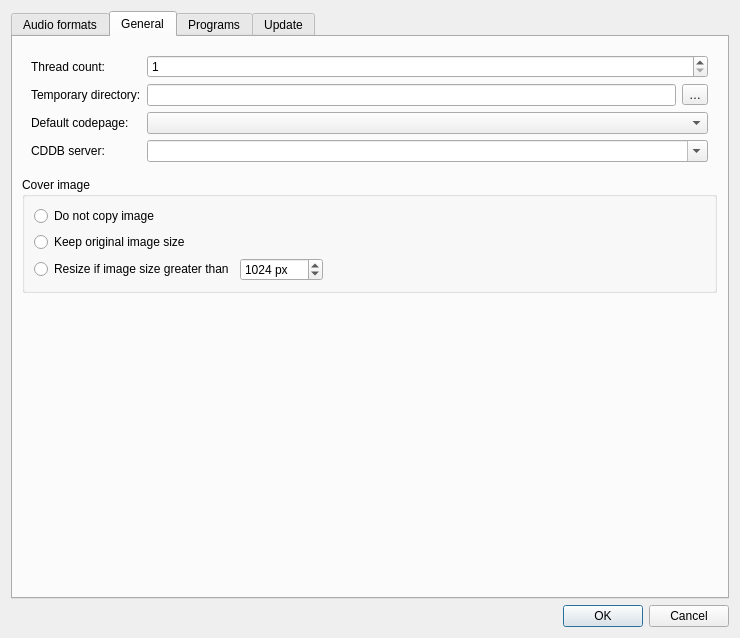
Old version of the form gui/configdialog/configdialog.ui in the repository flacon/flacon.
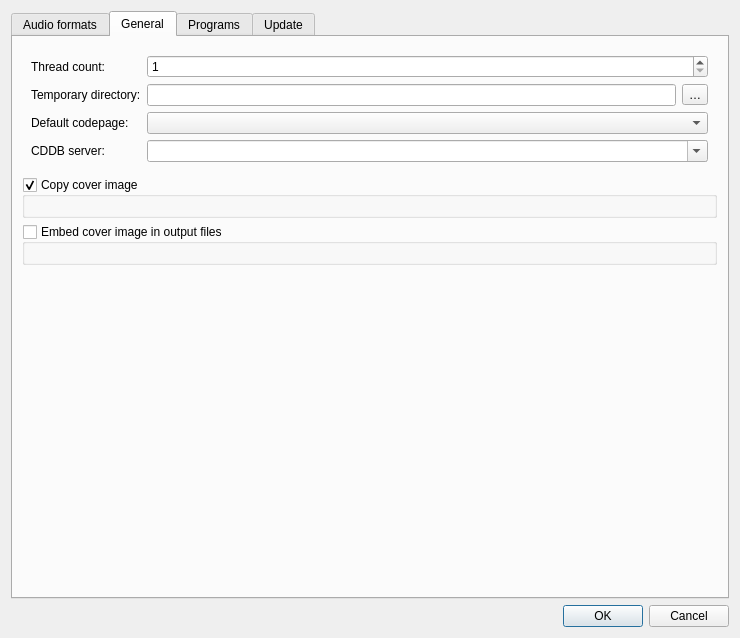
New version of the form. Custom widgets are drawn as their Qt base class.

Commit message: Feature #80: add cover as metadata Flac

The edit to the form file:
```diff
--- a/gui/configdialog/configdialog.ui
+++ b/gui/configdialog/configdialog.ui
@@ -273,83 +273,46 @@
           </widget>
          </item>
          <item>
-          <widget class="QGroupBox" name="coverGroupBox">
+          <widget class="CoverGroupBox" name="copyCoverGroupBox">
            <property name="title">
-            <string>Cover image</string>
+            <string>Copy cover image</string>
            </property>
            <property name="flat">
             <bool>true</bool>
            </property>
            <property name="checkable">
-            <bool>false</bool>
+            <bool>true</bool>
+           </property>
+           <property name="checked">
+            <bool>true</bool>
            </property>
            <layout class="QVBoxLayout" name="verticalLayout_4">
             <property name="sizeConstraint">
              <enum>QLayout::SetMinimumSize</enum>
             </property>
-            <item>
-             <layout class="QGridLayout" name="coverImageLayout">
-              <item row="2" column="0">
-               <widget class="QRadioButton" name="coverScaleButton">
-                <property name="text">
-                 <string>Resize if image size greater than</string>
-                </property>
-               </widget>
-              </item>
-              <item row="2" column="1">
-               <widget class="QSpinBox" name="coverResizeSpinBox">
-                <property name="specialValueText">
-                 <string/>
-                </property>
-                <property name="suffix">
-                 <string> px</string>
-                </property>
-                <property name="minimum">
-                 <number>50</number>
-                </property>
-                <property name="maximum">
-                 <number>100000</number>
-                </property>
-                <property name="singleStep">
-                 <number>50</number>
-                </property>
-                <property name="value">
-                 <number>1024</number>
-                </property>
-               </widget>
-              </item>
-              <item row="0" column="0" colspan="2">
-               <widget class="QRadioButton" name="coverDisableButton">
-                <property name="text">
-                 <string>Do not copy image</string>
-                </property>
-               </widget>
-              </item>
-              <item row="1" column="0" colspan="2">
-               <widget class="QRadioButton" name="coverKeepSizeButton">
-                <property name="text">
-                 <string>Keep original image size</string>
-                </property>
-               </widget>
-              </item>
-              <item row="2" column="2">
-               <spacer name="horizontalSpacer_4">
-                <property name="orientation">
-                 <enum>Qt::Horizontal</enum>
-                </property>
-                <property name="sizeHint" stdset="0">
-                 <size>
-                  <width>40</width>
-                  <height>20</height>
-                 </size>
-                </property>
-               </spacer>
-              </item>
-             </layout>
-            </item>
            </layout>
           </widget>
          </item>
+         <item>
+          <widget class="CoverGroupBox" name="embededCoverGroupBox">
+           <property name="toolTip">
+            <string comment="Tooltip on checkbox on preferences dialog">If the format is supported, the cover will be added to the meta information for all output files.</string>
+           </property>
+           <property name="title">
+            <string>Embed cover image in output files</string>
+           </property>
+           <property name="flat">
+            <bool>true</bool>
+           </property>
+           <property name="checkable">
+            <bool>true</bool>
+           </property>
+           <property name="checked">
+            <bool>false</bool>
+           </property>
+           <layout class="QVBoxLayout" name="verticalLayout_10"/>
+          </widget>
+         </item>
          <item>
           <spacer name="verticalSpacer_5">
            <property name="orientation">
@@ -534,6 +497,12 @@
    <extends>QToolButton</extends>
    <header>controls.h</header>
   </customwidget>
+  <customwidget>
+   <class>CoverGroupBox</class>
+   <extends>QGroupBox</extends>
+   <header location="global">covergroupbox.h</header>
+   <container>1</container>
+  </customwidget>
  </customwidgets>
  <tabstops>
   <tabstop>pages</tabstop>
```
Left out of the diff: 4 changed lines with no effect on the pictures. The commit also changes 34 other files.
